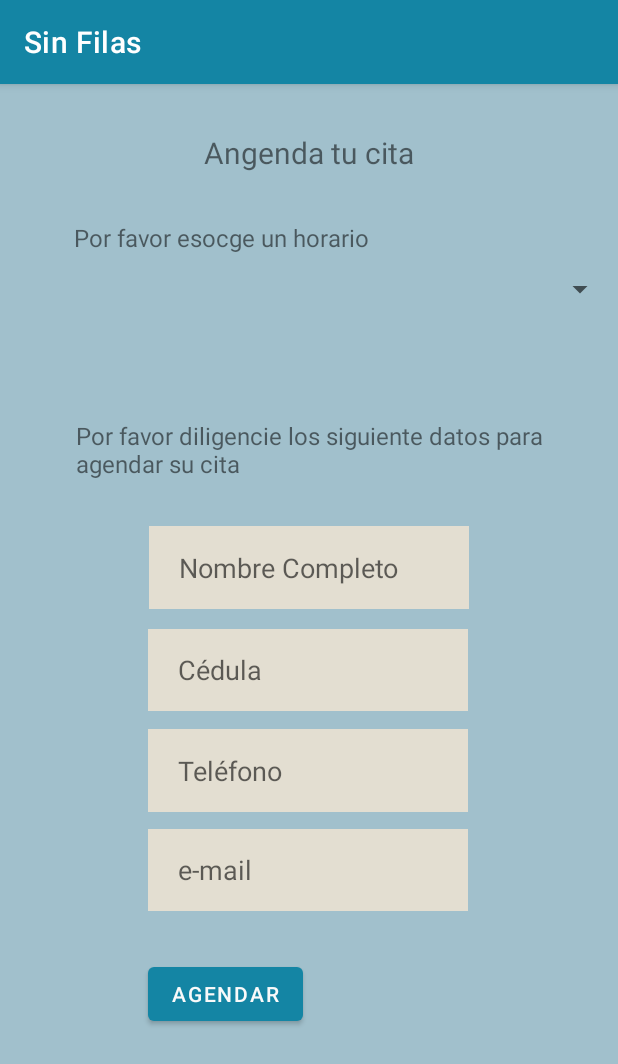
After one commit to ElianaCepeda/SinFilas, an Android app: the AsignarCita screen opened directly, with no data from a screen before it, on a phone screen of 412 x 824 dp. The commit adds this screen. Shown: the top 1064 px of the screen. Run offline under Robolectric (Android 15) with nearby library versions, the phone set to English and light mode, and no system bars.

Commit message:
Cambio de nombre del activity "asignar_cita", ahora se llama "UbicacionBanco" Y creación del nuevo activity_asignar_cita ambos ya estan conectados al resto de la app

```diff
--- /dev/null
+++ b/app/src/main/java/com/example/sinfilas/AsignarCita.java
@@ -0,0 +1,28 @@
+package com.example.sinfilas;
+
+import androidx.appcompat.app.AppCompatActivity;
+
+import android.content.Intent;
+import android.os.Bundle;
+import android.view.View;
+import android.widget.Toast;
+
+public class AsignarCita extends AppCompatActivity {
+
+    @Override
+    protected void onCreate(Bundle savedInstanceState) {
+        super.onCreate(savedInstanceState);
+        setContentView(R.layout.activity_asignar_cita);
+    }
+
+    public void CitaAsignada (){
+        Toast mensaje = Toast.makeText(this, "su cita se agendó correctamente",Toast.LENGTH_LONG);
+        mensaje.show();
+    }
+
+    public void miscitas (View view){
+        CitaAsignada();
+        Intent i = new Intent(this, miscitas.class);
+        startActivity(i);
+    }
+}
--- a/app/src/main/java/com/example/sinfilas/Login.java
+++ b/app/src/main/java/com/example/sinfilas/Login.java
@@ -41,7 +41,7 @@ public class Login extends AppCompatActivity {
         startActivity(i);
     }
 
-    // Ingresa a la activity mis citas
+    // Ingresa a la activity recuperar clave
     public void recuperarclave (View view){
         Intent i = new Intent(this, recuperarClave.class);
         startActivity(i);
@@ -49,7 +49,6 @@ public class Login extends AppCompatActivity {
 
     // Ingresa a la activity regitro
     public void nuevoregistro (View view){
-
         Intent i = new Intent(this, registro.class);
         startActivity(i);
 
--- a/app/src/main/java/com/example/sinfilas/cambiarClave.java
+++ b/app/src/main/java/com/example/sinfilas/cambiarClave.java
@@ -42,7 +42,7 @@ public class cambiarClave extends AppCompatActivity {
             startActivity(i);
         } else {
             if (id== R.id.menu_nuevacita){
-                Intent i = new Intent(this, asignarcitas.class);
+                Intent i = new Intent(this, UbicacionBanco.class);
                 startActivity(i);
 
             }else if (id==R.id.menu_miscitas){
--- a/app/src/main/java/com/example/sinfilas/miperfil.java
+++ b/app/src/main/java/com/example/sinfilas/miperfil.java
@@ -33,7 +33,7 @@ public class miperfil extends AppCompatActivity {
             startActivity(i);
         } else {
             if (id== R.id.menu_nuevacita){
-                Intent i = new Intent(this, asignarcitas.class);
+                Intent i = new Intent(this, UbicacionBanco.class);
                 startActivity(i);
 
             }else if (id==R.id.menu_miscitas){
@@ -48,7 +48,7 @@ public class miperfil extends AppCompatActivity {
         }
         return super.onOptionsItemSelected(item);
     }
-    // Ingresa a la activity mis citas
+    // Ingresa a la activity cambiar clave
     public void recordarclave2 (View view){
         Intent i = new Intent(this, cambiarClave.class);
         startActivity(i);
--- a/app/src/main/java/com/example/sinfilas/miscitas.java
+++ b/app/src/main/java/com/example/sinfilas/miscitas.java
@@ -35,7 +35,7 @@ public class miscitas extends AppCompatActivity {
             startActivity(i);
         } else {
             if (id== R.id.menu_nuevacita){
-                Intent i = new Intent(this, asignarcitas.class);
+                Intent i = new Intent(this, UbicacionBanco.class);
                 startActivity(i);
 
             }else if (id==R.id.menu_miscitas){
@@ -53,7 +53,7 @@ public class miscitas extends AppCompatActivity {
 
     public void asignarcita (View view){
 
-        Intent i = new Intent(this, asignarcitas.class);
+        Intent i = new Intent(this, UbicacionBanco.class);
         //i.putExtra("Nombre",i);
         startActivity(i);
 
--- a/app/src/main/java/com/example/sinfilas/registro.java
+++ b/app/src/main/java/com/example/sinfilas/registro.java
@@ -30,10 +30,8 @@ public class registro extends AppCompatActivity {
 
     // Ingresa y valida los datos de los usuarios registrados
     public void registro (){
-
             Toast mensaje = Toast.makeText(this, "registro exitoso",Toast.LENGTH_LONG);
             mensaje.show();
-
     }
 
     public void validarclave(View view){
--- /dev/null
+++ b/app/src/main/res/layout/activity_asignar_cita.xml
@@ -0,0 +1,129 @@
+<?xml version="1.0" encoding="utf-8"?>
+<androidx.constraintlayout.widget.ConstraintLayout xmlns:android="http://schemas.android.com/apk/res/android"
+    xmlns:app="http://schemas.android.com/apk/res-auto"
+    xmlns:tools="http://schemas.android.com/tools"
+    android:layout_width="match_parent"
+    android:layout_height="match_parent"
+    tools:context=".AsignarCita">
+
+  <EditText
+      android:id="@+id/etnombres4"
+      android:layout_width="wrap_content"
+      android:layout_height="0dp"
+      android:layout_marginBottom="12dp"
+      android:ems="10"
+      android:hint="Cédula"
+      android:inputType="textPersonName"
+      android:paddingLeft="20dp"
+      app:layout_constraintBottom_toTopOf="@+id/etnombres5"
+      app:layout_constraintEnd_toEndOf="parent"
+      app:layout_constraintHorizontal_bias="0.497"
+      app:layout_constraintStart_toStartOf="parent"
+      app:layout_constraintTop_toBottomOf="@+id/etnombres3" />
+
+  <EditText
+      android:id="@+id/etnombres5"
+      android:layout_width="wrap_content"
+      android:layout_height="0dp"
+      android:layout_marginBottom="11dp"
+      android:ems="10"
+      android:hint="Teléfono"
+      android:inputType="textPersonName"
+      android:paddingLeft="20dp"
+      app:layout_constraintBottom_toTopOf="@+id/etnombres6"
+      app:layout_constraintEnd_toEndOf="parent"
+      app:layout_constraintHorizontal_bias="0.497"
+      app:layout_constraintStart_toStartOf="parent"
+      app:layout_constraintTop_toBottomOf="@+id/etnombres4" />
+
+  <EditText
+      android:id="@+id/etnombres6"
+      android:layout_width="wrap_content"
+      android:layout_height="0dp"
+      android:layout_marginBottom="31dp"
+      android:ems="10"
+      android:hint="e-mail"
+      android:inputType="textPersonName"
+      android:paddingLeft="20dp"
+      app:layout_constraintBottom_toTopOf="@+id/btAgendar"
+      app:layout_constraintEnd_toEndOf="parent"
+      app:layout_constraintHorizontal_bias="0.497"
+      app:layout_constraintStart_toStartOf="parent"
+      app:layout_constraintTop_toBottomOf="@+id/etnombres5" />
+
+  <EditText
+      android:id="@+id/etnombres3"
+      android:layout_width="wrap_content"
+      android:layout_height="0dp"
+      android:layout_marginBottom="13dp"
+      android:ems="10"
+      android:hint="Nombre Completo"
+      android:inputType="textPersonName"
+      android:paddingLeft="20dp"
+      app:layout_constraintBottom_toTopOf="@+id/etnombres4"
+      app:layout_constraintEnd_toEndOf="parent"
+      app:layout_constraintStart_toStartOf="parent"
+      app:layout_constraintTop_toBottomOf="@+id/textView4" />
+
+  <Spinner
+      android:id="@+id/spinner_horarios"
+      android:layout_width="0dp"
+      android:layout_height="0dp"
+      android:layout_marginStart="1dp"
+      android:layout_marginEnd="1dp"
+      android:layout_marginBottom="59dp"
+      app:layout_constraintBottom_toTopOf="@+id/textView4"
+      app:layout_constraintEnd_toEndOf="parent"
+      app:layout_constraintStart_toStartOf="parent"
+      app:layout_constraintTop_toBottomOf="@+id/textView5" />
+
+  <TextView
+      android:id="@+id/textView4"
+      android:layout_width="311dp"
+      android:layout_height="55dp"
+      android:layout_marginBottom="16dp"
+      android:editable="false"
+      android:maxLines="2"
+      android:text="Por favor diligencie los siguiente datos para agendar su cita"
+      android:textSize="16sp"
+      app:autoSizeTextType="none"
+      app:layout_constraintBottom_toTopOf="@+id/etnombres3"
+      app:layout_constraintEnd_toEndOf="parent"
+      app:layout_constraintStart_toStartOf="parent"
+      app:layout_constraintTop_toBottomOf="@+id/spinner_horarios" />
+
+  <Button
+      android:id="@+id/btAgendar"
+      android:layout_width="wrap_content"
+      android:layout_height="wrap_content"
+      android:layout_marginBottom="137dp"
+      android:onClick="miscitas"
+      android:text="Agendar"
+      app:layout_constraintBottom_toBottomOf="parent"
+      app:layout_constraintStart_toStartOf="@+id/etnombres6"
+      app:layout_constraintTop_toBottomOf="@+id/etnombres6" />
+
+  <TextView
+      android:id="@+id/textView5"
+      android:layout_width="wrap_content"
+      android:layout_height="wrap_content"
+      android:layout_marginTop="32dp"
+      android:layout_marginBottom="50dp"
+      android:text="Angenda tu cita"
+      android:textSize="20sp"
+      app:layout_constraintBottom_toTopOf="@+id/spinner_horarios"
+      app:layout_constraintEnd_toEndOf="parent"
+      app:layout_constraintStart_toStartOf="parent"
+      app:layout_constraintTop_toTopOf="parent" />
+
+  <TextView
+      android:id="@+id/textView6"
+      android:layout_width="wrap_content"
+      android:layout_height="wrap_content"
+      android:layout_marginStart="48dp"
+      android:layout_marginTop="32dp"
+      android:text="Por favor esocge un horario"
+      android:textSize="16sp"
+      app:layout_constraintStart_toStartOf="@+id/spinner_horarios"
+      app:layout_constraintTop_toBottomOf="@+id/textView5" />
+</androidx.constraintlayout.widget.ConstraintLayout>
```
Also changed, not shown: app/src/main/AndroidManifest.xml (+9 -6 lines), app/src/main/java/com/example/sinfilas/MainActivity.java (+3 -8 lines), app/src/main/java/com/example/sinfilas/UbicacionBanco.java (renamed from app/src/main/java/com/example/sinfilas/asignarcitas.java, +17 -7 lines), app/src/main/res/layout/activity_asignarcitas.xml (deleted, +0 -74 lines), app/src/main/res/layout/activity_ubicacion_banco.xml (added, +82 -0 lines).
